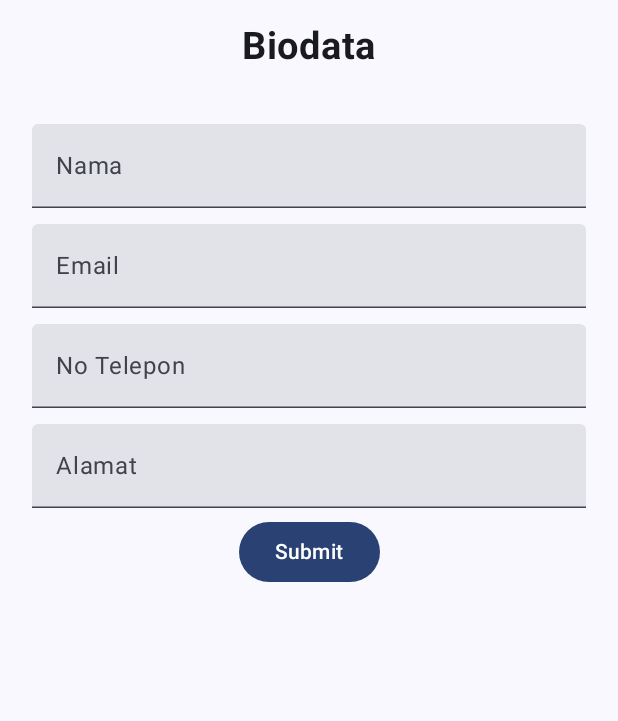
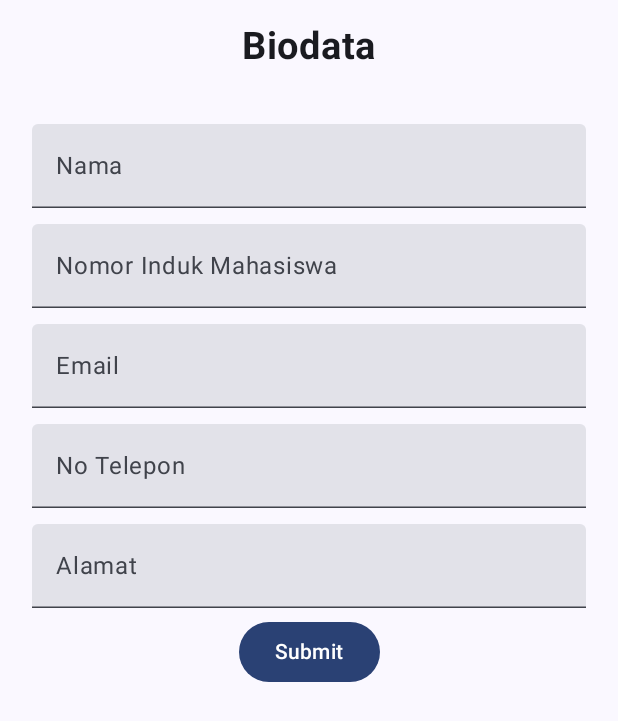
Before and after one commit to LYChubby/QuestNavigasiMVVM_009, an Android app built with Jetpack Compose: the composable FormMahasiswaView called with empty values, on a phone screen of 412 x 824 dp. Shown: the top 721 px of the screen. Run offline under Robolectric (Android 15) with nearby library versions, the phone set to English and light mode, and no system bars.

Commit message:
Menambah TextField Untuk NIM

```diff
--- a/app/src/main/java/com/example/latihan5/ui/view/FormMahasiswaView.kt
+++ b/app/src/main/java/com/example/latihan5/ui/view/FormMahasiswaView.kt
@@ -87,6 +87,15 @@ fun FormMahasiswaView(
         TextField(
             modifier = Modifier.fillMaxWidth()
                 .padding(5.dp),
+            value = nim,
+            onValueChange = {nim = it},
+            label = { Text("Nomor Induk Mahasiswa")},
+            placeholder = { Text("Masukkan NIM Anda")}
+        )
+
+        TextField(
+            modifier = Modifier.fillMaxWidth()
+                .padding(5.dp),
             value = email,
             onValueChange = {email = it},
             label = { Text("Email")},
```
